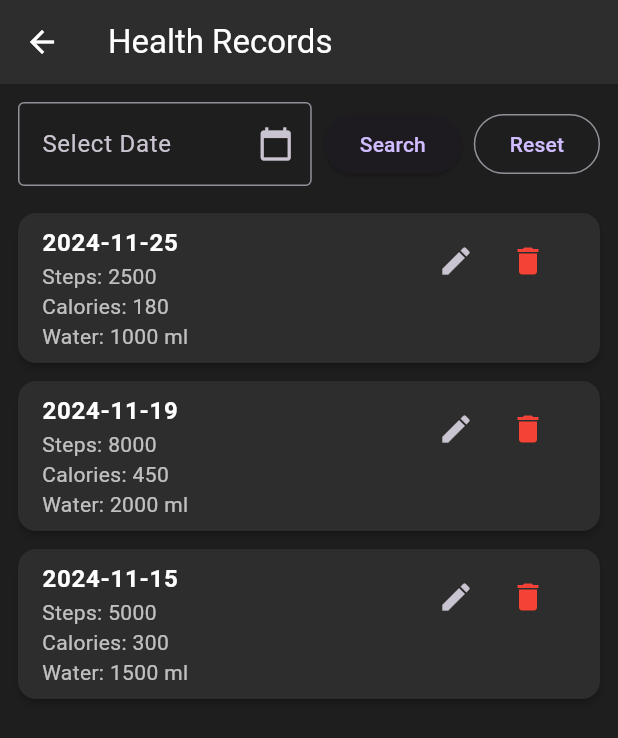
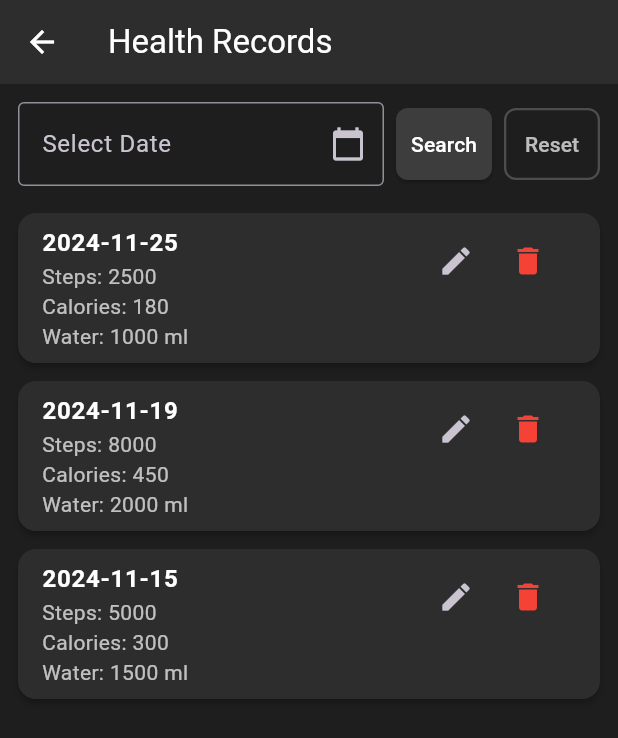
Before and after one commit to Klorrd/healthmate, a Flutter app: the screen it shows after launch, after a tap on "View Records", on a phone screen of 412 x 824 dp. Shown: the top 738 px of the screen. Run offline on Flutter 3.47's test engine with Material 3 defaults, Android fonts, the phone set to English and light mode, and no system bars; our stand-ins replace sqflite; accounts and stored records are empty.

Commit message:
Updated UI and improved state management functionality

```diff
--- a/lib/features/dashboard/dashboard_screen.dart
+++ b/lib/features/dashboard/dashboard_screen.dart
@@ -10,7 +10,7 @@ class DashboardScreen extends StatelessWidget {
 
   @override
   Widget build(BuildContext context) {
-    final provider = Provider.of<HealthRecordsProvider>(context);
+    final provider = context.watch<HealthRecordsProvider>();
 
     // Filter todays records
     final today = DateTime.now();
@@ -45,9 +45,9 @@ class DashboardScreen extends StatelessWidget {
                   const SizedBox(height: 20),
 
                   // Summary Cards
-                  _buildCard("Water Intake", "$totalWater ml", Colors.blue),
-                  _buildCard("Steps", "$totalSteps steps", Colors.green),
-                  _buildCard("Calories", "$totalCalories kcal", Colors.red),
+                  _buildCard("Water Intake", "$totalWater ml", Colors.blue, Icons.water_drop),
+                  _buildCard("Steps", "$totalSteps steps", Colors.green, Icons.directions_walk),
+                  _buildCard("Calories", "$totalCalories kcal", Colors.red, Icons.local_fire_department),
 
                   const Spacer(),
 
@@ -87,7 +87,7 @@ class DashboardScreen extends StatelessWidget {
     );
   }
 
-  Widget _buildCard(String title, String value, Color color) {
+  Widget _buildCard(String title, String value, Color color, IconData icon) {
     return Card(
       elevation: 2,
       color: const Color(0xFF2D2D2D),
@@ -95,11 +95,18 @@ class DashboardScreen extends StatelessWidget {
       child: Padding(
         padding: const EdgeInsets.symmetric(vertical: 14, horizontal: 16),
         child: Row(
-          mainAxisAlignment: MainAxisAlignment.spaceBetween,
           children: [
-            Text(
-              title,
-              style: const TextStyle(fontSize: 18, fontWeight: FontWeight.w600, color: Colors.white),
+            Icon(
+              icon,
+              color: color,
+              size: 32,
+            ),
+            const SizedBox(width: 16),
+            Expanded(
+              child: Text(
+                title,
+                style: const TextStyle(fontSize: 18, fontWeight: FontWeight.w600, color: Colors.white),
+              ),
             ),
             Text(
               value,
--- a/lib/features/health_records/edit_record_screen.dart
+++ b/lib/features/health_records/edit_record_screen.dart
@@ -61,8 +61,6 @@ class _EditRecordScreenState extends State<EditRecordScreen> {
 
   @override
   Widget build(BuildContext context) {
-    final provider = Provider.of<HealthRecordsProvider>(context);
-
     return Scaffold(
       appBar: AppBar(
         title: const Text("Edit Health Record"),
@@ -135,7 +133,7 @@ class _EditRecordScreenState extends State<EditRecordScreen> {
                         water: int.parse(_waterController.text.trim()),
                       );
 
-                      await provider.updateRecord(updated);
+                      await context.read<HealthRecordsProvider>().updateRecord(updated);
 
                       ScaffoldMessenger.of(context).showSnackBar(
                         const SnackBar(
--- a/lib/features/health_records/records_list_screen.dart
+++ b/lib/features/health_records/records_list_screen.dart
@@ -17,7 +17,7 @@ class _RecordsListScreenState extends State<RecordsListScreen> {
 
   @override
   Widget build(BuildContext context) {
-    final provider = Provider.of<HealthRecordsProvider>(context);
+    final provider = context.watch<HealthRecordsProvider>();
     final records = provider.records;
 
     return Scaffold(
@@ -48,7 +48,8 @@ class _RecordsListScreenState extends State<RecordsListScreen> {
                 ElevatedButton(
                   onPressed: () {
                     if (_dateController.text.trim().isEmpty) return;
-                    provider.searchByDate(_dateController.text.trim());
+                    // Using context.read for method calls in callbacks
+                    context.read<HealthRecordsProvider>().searchByDate(_dateController.text.trim());
                   },
                   child: const Text("Search"),
                 ),
@@ -58,7 +59,8 @@ class _RecordsListScreenState extends State<RecordsListScreen> {
                 OutlinedButton(
                   onPressed: () {
                     _dateController.clear();
-                    provider.loadAll(); // Reset list
+                    // Using context.read for method calls in callbacks
+                    context.read<HealthRecordsProvider>().loadAll();
                   },
                   child: const Text("Reset"),
                 ),
@@ -80,7 +82,7 @@ class _RecordsListScreenState extends State<RecordsListScreen> {
                     itemCount: records.length,
                     itemBuilder: (context, index) {
                       final record = records[index];
-                      return _buildRecordItem(context, record, provider);
+                      return _buildRecordItem(context, record);
                     },
                   ),
           ),
@@ -103,12 +105,9 @@ class _RecordsListScreenState extends State<RecordsListScreen> {
       final selected = _formatDate(picked);
       _dateController.text = selected;
 
-      // Optional: auto-search immediately after picking date
-      final provider = Provider.of<HealthRecordsProvider>(
-        context,
-        listen: false,
-      );
-      provider.searchByDate(selected);
+      // Auto-search immediately after picking date
+      // Using context.read for method calls in callbacks (no rebuild needed)
+      context.read<HealthRecordsProvider>().searchByDate(selected);
     }
   }
 
@@ -123,7 +122,6 @@ class _RecordsListScreenState extends State<RecordsListScreen> {
   Widget _buildRecordItem(
     BuildContext context,
     HealthRecord record,
-    HealthRecordsProvider provider,
   ) {
     return Card(
       margin: const EdgeInsets.symmetric(horizontal: 12, vertical: 6),
@@ -163,7 +161,8 @@ class _RecordsListScreenState extends State<RecordsListScreen> {
             IconButton(
               icon: const Icon(Icons.delete, color: Colors.red),
               onPressed: () async {
-                await provider.deleteRecord(record.id!);
+                // Using context.read for method calls in callbacks
+                await context.read<HealthRecordsProvider>().deleteRecord(record.id!);
                 ScaffoldMessenger.of(
                   context,
                 ).showSnackBar(const SnackBar(content: Text("Record deleted")));
--- a/lib/main.dart
+++ b/lib/main.dart
@@ -32,6 +32,26 @@ class HealthMateApp extends StatelessWidget {
           cardColor: const Color(0xFF2D2D2D),
           primarySwatch: Colors.blue,
           useMaterial3: true,
+          elevatedButtonTheme: ElevatedButtonThemeData(
+            style: ElevatedButton.styleFrom(
+              backgroundColor: const Color(0xFF3D3D3D),
+              foregroundColor: Colors.white,
+              padding: const EdgeInsets.symmetric(vertical: 14),
+              shape: RoundedRectangleBorder(
+                borderRadius: BorderRadius.circular(8),
+              ),
+            ),
+          ),
+          outlinedButtonTheme: OutlinedButtonThemeData(
+            style: OutlinedButton.styleFrom(
+              foregroundColor: Colors.white70,
+              side: const BorderSide(color: Color(0xFF4D4D4D), width: 1.5),
+              padding: const EdgeInsets.symmetric(vertical: 14),
+              shape: RoundedRectangleBorder(
+                borderRadius: BorderRadius.circular(8),
+              ),
+            ),
+          ),
         ),
         home: const DashboardScreen(),
       ),
```
Also changed, not shown: lib/features/health_records/add_record_screen.dart (+3 -5 lines), pubspec.lock.
